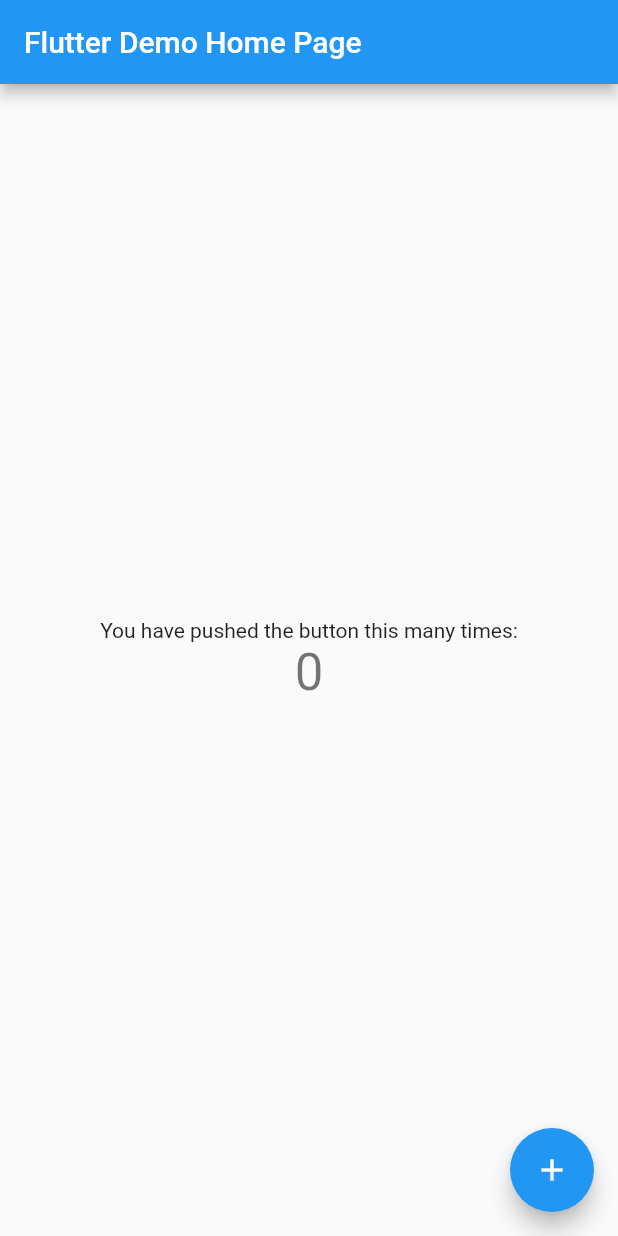
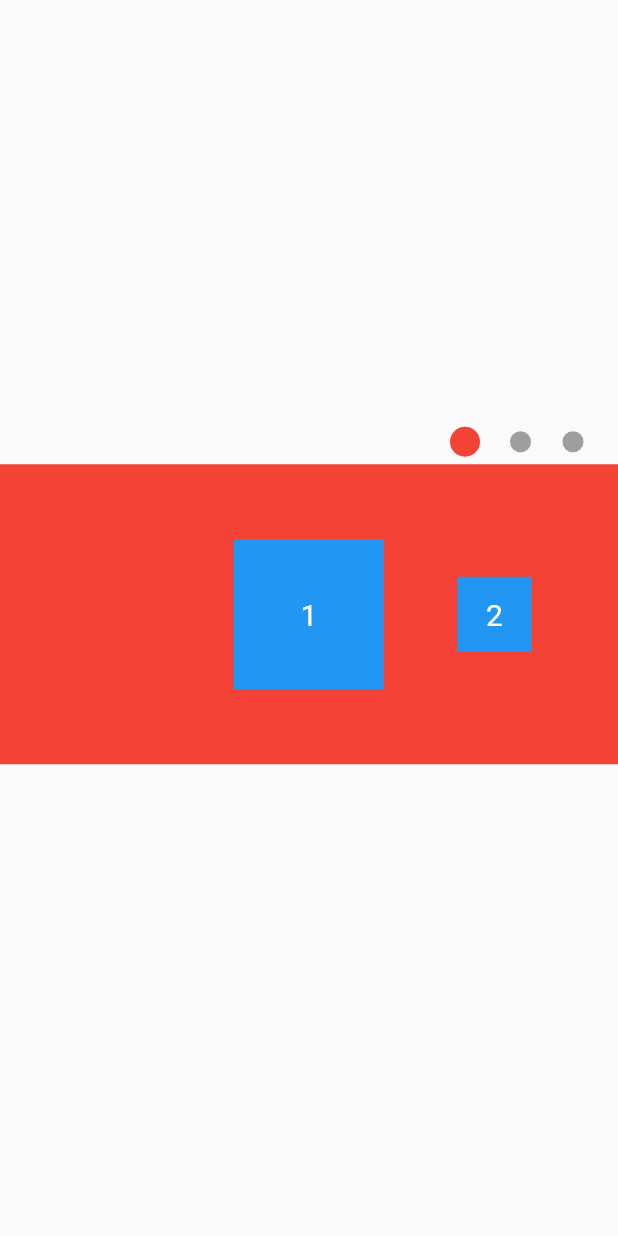
Before and after one commit to taylanyildiz/Flutter-PageView-Indicator, a Flutter app: the screen it shows after launch, on a phone screen of 412 x 824 dp. Run offline on Flutter 3.47's test engine with Material 2 defaults, Android fonts, the phone set to English and light mode, and no system bars.

Commit message:
add pageview.builder,custompainter
everything is ok

```diff
--- a/lib/main.dart
+++ b/lib/main.dart
@@ -1,113 +1,14 @@
 import 'package:flutter/material.dart';
+import 'screens/screens.dart';
 
-void main() {
-  runApp(MyApp());
-}
+void main() => runApp(App());
 
-class MyApp extends StatelessWidget {
-  // This widget is the root of your application.
+class App extends StatelessWidget {
   @override
   Widget build(BuildContext context) {
     return MaterialApp(
-      title: 'Flutter Demo',
-      theme: ThemeData(
-        // This is the theme of your application.
-        //
-        // Try running your application with "flutter run". You'll see the
-        // application has a blue toolbar. Then, without quitting the app, try
-        // changing the primarySwatch below to Colors.green and then invoke
-        // "hot reload" (press "r" in the console where you ran "flutter run",
-        // or simply save your changes to "hot reload" in a Flutter IDE).
-        // Notice that the counter didn't reset back to zero; the application
-        // is not restarted.
-        primarySwatch: Colors.blue,
-      ),
-      home: MyHomePage(title: 'Flutter Demo Home Page'),
+      debugShowCheckedModeBanner: false,
+      home: HomeScreen(),
     );
   }
 }
-
-class MyHomePage extends StatefulWidget {
-  MyHomePage({Key key, this.title}) : super(key: key);
-
-  // This widget is the home page of your application. It is stateful, meaning
-  // that it has a State object (defined below) that contains fields that affect
-  // how it looks.
-
-  // This class is the configuration for the state. It holds the values (in this
-  // case the title) provided by the parent (in this case the App widget) and
-  // used by the build method of the State. Fields in a Widget subclass are
-  // always marked "final".
-
-  final String title;
-
-  @override
-  _MyHomePageState createState() => _MyHomePageState();
-}
-
-class _MyHomePageState extends State<MyHomePage> {
-  int _counter = 0;
-
-  void _incrementCounter() {
-    setState(() {
-      // This call to setState tells the Flutter framework that something has
-      // changed in this State, which causes it to rerun the build method below
-      // so that the display can reflect the updated values. If we changed
-      // _counter without calling setState(), then the build method would not be
-      // called again, and so nothing would appear to happen.
-      _counter++;
-    });
-  }
-
-  @override
-  Widget build(BuildContext context) {
-    // This method is rerun every time setState is called, for instance as done
-    // by the _incrementCounter method above.
-    //
-    // The Flutter framework has been optimized to make rerunning build methods
-    // fast, so that you can just rebuild anything that needs updating rather
-    // than having to individually change instances of widgets.
-    return Scaffold(
-      appBar: AppBar(
-        // Here we take the value from the MyHomePage object that was created by
-        // the App.build method, and use it to set our appbar title.
-        title: Text(widget.title),
-      ),
-      body: Center(
-        // Center is a layout widget. It takes a single child and positions it
-        // in the middle of the parent.
-        child: Column(
-          // Column is also a layout widget. It takes a list of children and
-          // arranges them vertically. By default, it sizes itself to fit its
-          // children horizontally, and tries to be as tall as its parent.
-          //
-          // Invoke "debug painting" (press "p" in the console, choose the
-          // "Toggle Debug Paint" action from the Flutter Inspector in Android
-          // Studio, or the "Toggle Debug Paint" command in Visual Studio Code)
-          // to see the wireframe for each widget.
-          //
-          // Column has various properties to control how it sizes itself and
-          // how it positions its children. Here we use mainAxisAlignment to
-          // center the children vertically; the main axis here is the vertical
-          // axis because Columns are vertical (the cross axis would be
-          // horizontal).
-          mainAxisAlignment: MainAxisAlignment.center,
-          children: <Widget>[
-            Text(
-              'You have pushed the button this many times:',
-            ),
-            Text(
-              '$_counter',
-              style: Theme.of(context).textTheme.headline4,
-            ),
-          ],
-        ),
-      ),
-      floatingActionButton: FloatingActionButton(
-        onPressed: _incrementCounter,
-        tooltip: 'Increment',
-        child: Icon(Icons.add),
-      ), // This trailing comma makes auto-formatting nicer for build methods.
-    );
-  }
-}
--- /dev/null
+++ b/lib/screens/home_screen.dart
@@ -0,0 +1,172 @@
+import 'package:flutter/material.dart';
+
+class HomeScreen extends StatefulWidget {
+  @override
+  _HomeScreenState createState() => _HomeScreenState();
+}
+
+class _HomeScreenState extends State<HomeScreen> with TickerProviderStateMixin {
+  PageController _pageController;
+  AnimationController controller;
+  Animation animation;
+
+  @override
+  void initState() {
+    // TODO: implement initState
+    super.initState();
+    _pageController = PageController(
+      initialPage: 0,
+      viewportFraction: 0.3,
+    );
+    controller = AnimationController(
+      vsync: this,
+      duration: Duration(seconds: 1),
+    )..repeat();
+    animation = CurvedAnimation(
+      parent: controller,
+      curve: Curves.linear,
+    )..addListener(() {
+        setState(() {});
+      });
+  }
+
+  Widget pageViewWidget(index) {
+    return AnimatedBuilder(
+      animation: _pageController,
+      builder: (context, child) {
+        var value = 1.0;
+        if (_pageController.position.hasContentDimensions) {
+          value = _pageController.page - index;
+          value = (1 - (value.abs() * 0.5)).clamp(0.0, 1.0);
+        }
+        return Center(
+          child: SizedBox(
+            width: Curves.easeInOut.transform(value) * 100.0,
+            height: Curves.easeInOut.transform(value) * 100.0,
+            child: child,
+          ),
+        );
+      },
+      child: Container(
+        width: 100,
+        height: 100,
+        color: Colors.blue,
+        child: Center(
+          child: Text(
+            '${index + 1}',
+            style: TextStyle(color: Colors.white, fontSize: 20.0),
+          ),
+        ),
+      ),
+    );
+  }
+
+  @override
+  Widget build(BuildContext context) {
+    return Scaffold(
+      body: Container(
+        child: Column(
+          mainAxisAlignment: MainAxisAlignment.center,
+          children: [
+            Align(
+              alignment: Alignment.topRight,
+              child: Container(
+                height: 15.0,
+                width: 100.0,
+                child: CustomPaint(
+                  painter: IndicatorPaint(
+                    pageCount: 3,
+                    indicatorColor: Colors.red,
+                    backIndicatorColor: Colors.grey,
+                    page: _pageController.hasClients &&
+                            _pageController.page != null
+                        ? _pageController.page
+                        : 0.0,
+                  ),
+                ),
+              ),
+            ),
+            Container(
+              height: 200.0,
+              color: Colors.red,
+              child: PageView.builder(
+                controller: _pageController,
+                itemCount: 3,
+                itemBuilder: (context, index) => pageViewWidget(index),
+              ),
+            ),
+            SizedBox(height: 20.0),
+          ],
+        ),
+      ),
+    );
+  }
+}
+
+class IndicatorPaint extends CustomPainter {
+  final Paint indicatorPaint;
+  final Paint backIndicatorPaint;
+  final Color indicatorColor;
+  final Color backIndicatorColor;
+  final int pageCount;
+  final double page;
+  double thickness;
+  double radius;
+  double space;
+  IndicatorPaint({
+    double thickness,
+    double radius,
+    double space,
+    @required this.page,
+    @required this.pageCount,
+    @required this.indicatorColor,
+    @required this.backIndicatorColor,
+  })  : indicatorPaint = Paint()..color = indicatorColor,
+        backIndicatorPaint = Paint()..color = backIndicatorColor,
+        radius = radius ?? 10.0,
+        space = space ?? 15.0,
+        thickness = thickness ?? 3.0,
+        super();
+  @override
+  void paint(Canvas canvas, Size size) {
+    final Offset offset = Offset(0.0, 0.0);
+    final double totalWidth =
+        (pageCount * 2 * radius) - (pageCount - 1) * space;
+    _drawBackIndicator(canvas, offset, totalWidth);
+    _drawIndicator(canvas, offset, totalWidth);
+  }
+
+  void _drawBackIndicator(Canvas canvas, Offset offset, double totalWidth) {
+    for (var i = 0; i < pageCount; i++) {
+      canvas.drawCircle(offset, radius - thickness, backIndicatorPaint);
+      offset = offset.translate((2 * radius) + space, 0);
+    }
+  }
+
+  void _drawIndicator(Canvas canvas, Offset offset, double totalWidth) {
+    final int pageIndexToLeft = page.round();
+    final double leftDotX = (offset.dx - (totalWidth / 2)) +
+        (pageIndexToLeft * ((2 * radius) + space));
+    final double transitionPercent = page - pageIndexToLeft;
+    final double indicatorLeftX =
+        leftDotX + (transitionPercent * ((2 * radius) + space));
+    final double indicatorRightX = indicatorLeftX + (2 * radius);
+
+    canvas.drawRRect(
+      RRect.fromLTRBR(
+        indicatorLeftX + thickness,
+        -radius,
+        indicatorRightX + thickness,
+        radius,
+        Radius.circular(radius),
+      ),
+      indicatorPaint,
+    );
+  }
+
+  @override
+  bool shouldRepaint(covariant CustomPainter oldDelegate) {
+    // TODO: implement shouldRepaint
+    return true;
+  }
+}
--- /dev/null
+++ b/lib/screens/screens.dart
@@ -0,0 +1 @@
+export 'home_screen.dart';
```
Also changed, not shown: 1 other file.
